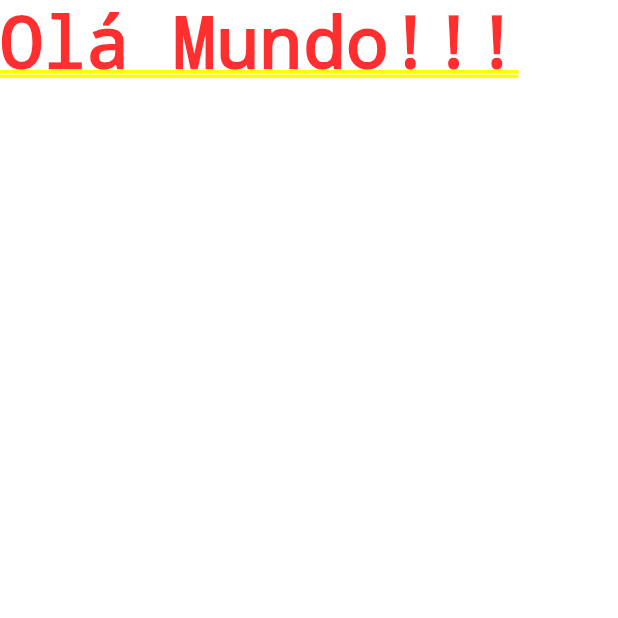
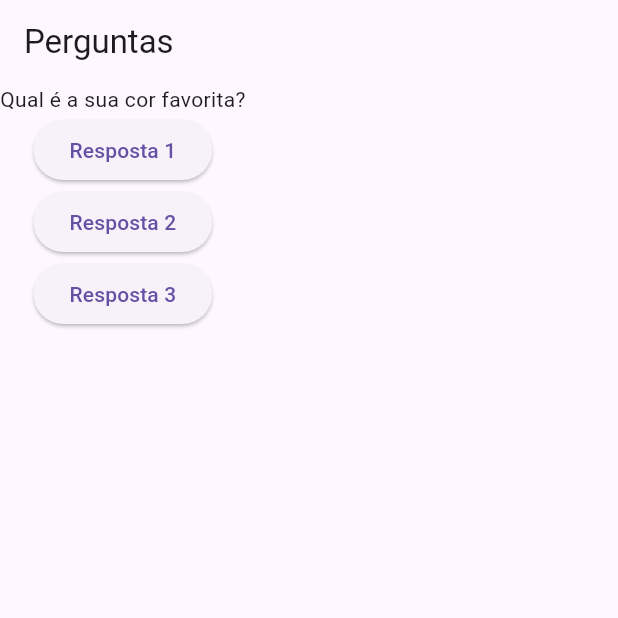
Before and after one commit to Kawanawak/app_Perguntas, a Flutter app: the screen it shows after launch, on a phone screen of 412 x 824 dp, the top half of it. Run offline on Flutter 3.47's test engine with Material 3 defaults, Android fonts, the phone set to English and light mode, and no system bars.

Commit message:
3 commit

```diff
--- a/lib/main.dart
+++ b/lib/main.dart
@@ -1,13 +1,44 @@
 import 'package:flutter/material.dart';
 
-main() {
-  runApp(new PerguntaApp());
-}
+main() => runApp(new PerguntaApp());
 
 class PerguntaApp extends StatelessWidget {
+  var perguntaSelecionada = 0;
+
+  void responder() {
+    perguntaSelecionada++;
+    print(perguntaSelecionada);
+  }
+
+  @override
   Widget build(BuildContext context) {
+    final List<String> perguntas = [
+      'Qual é a sua cor favorita?',
+      'Qual é o seu animal favorito?',
+    ];
     return MaterialApp(
-      home: Text('Olá Mundo!!!'),
+      home: Scaffold(
+        appBar: AppBar(
+          title: Text('Perguntas'),
+        ),
+        body: Column(
+          children: [
+            Text(perguntas[0]),
+            ElevatedButton(
+              child: Text('Resposta 1'),
+              onPressed: responder,
+            ),
+            ElevatedButton(
+              child: Text('Resposta 2'),
+              onPressed: responder,
+            ),
+            ElevatedButton(
+              child: Text('Resposta 3'),
+              onPressed: responder,
+            ),
+          ],
+        ),
+      ),
     );
   }
 }
```
